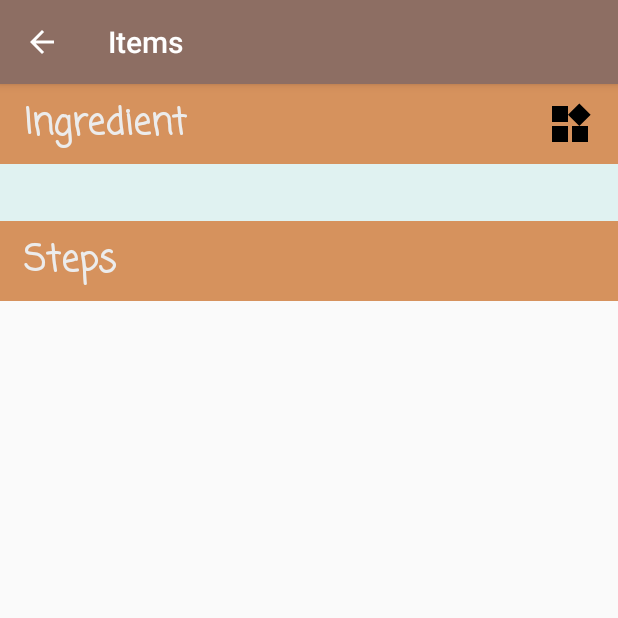
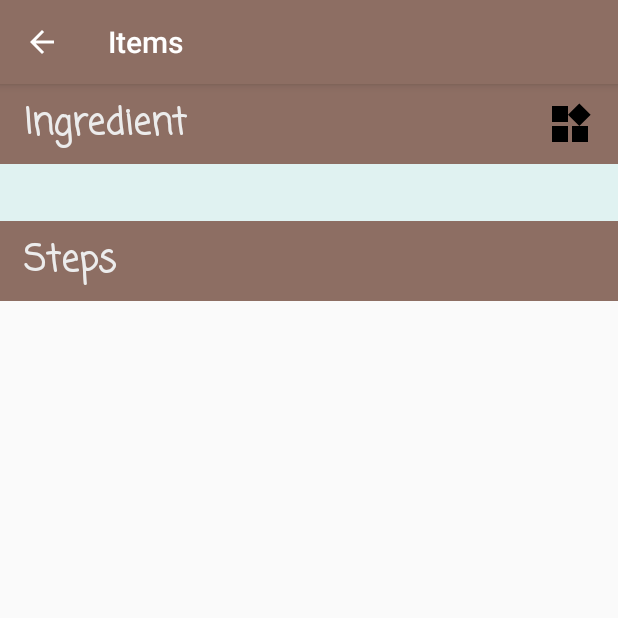
Before and after one commit to choonkim/baking-app, an Android app: the DeviceLayoutActivity screen opened directly, with no data from a screen before it, on a phone screen of 412 x 824 dp, the top half of it. Run offline under Robolectric (Android 15) with nearby library versions, the phone set to English and light mode, and no system bars; our stand-ins replace ButterKnife; libraries missing offline, so code that uses them is left out: org.parceler; network calls fail; 3 statements that could not run were skipped.

Commit message:
ui tweak

```diff
--- a/app/src/main/res/values/colors.xml
+++ b/app/src/main/res/values/colors.xml
@@ -1,13 +1,12 @@
 <?xml version="1.0" encoding="utf-8"?>
 <resources>
     <color name="colorPrimary">#8D6E63</color>
-    <color name="colorPrimaryDark">#00574B</color>
+    <color name="colorPrimaryDark">#D84315</color>
     <color name="colorAccent">#D81B60</color>
-
     <color name="colorBackground">#ffffff</color>
     <color name="colorDivider">#EAD9BE</color>
     <color name="colorText">#ececec</color>
-    <color name="colorHeadLayout">#D6925D</color>
+    <color name="colorHeadLayout">#8D6E63</color>
     <color name="colorSubLayout">#E0F2F1</color>
     <color name="colorTextLayout">#3D301E</color>
 </resources>
```
